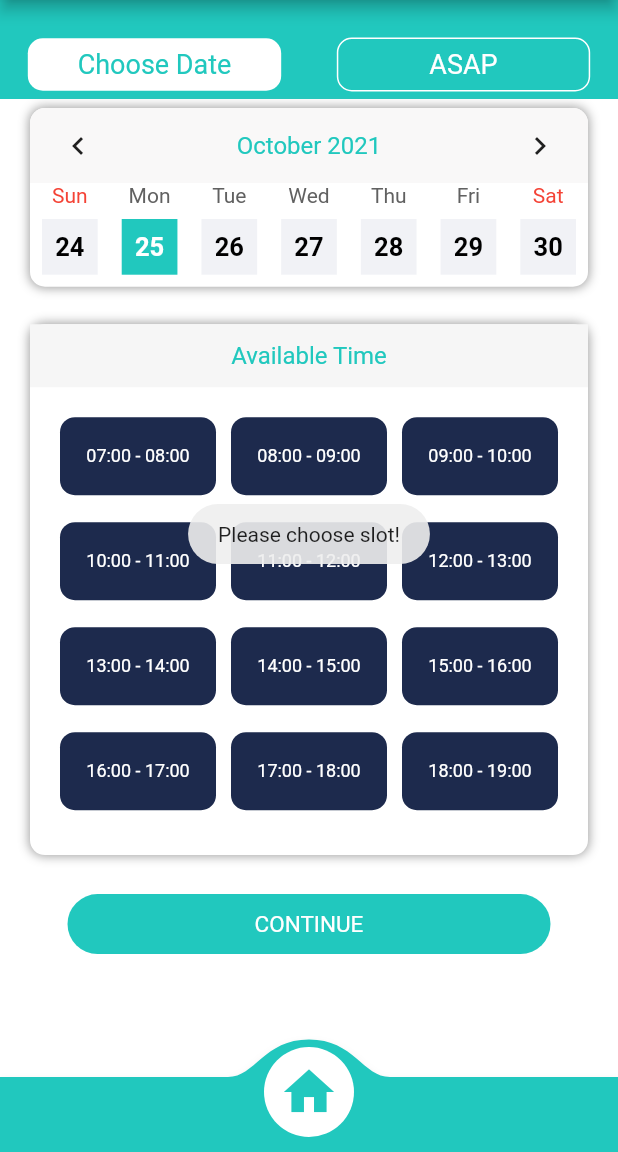
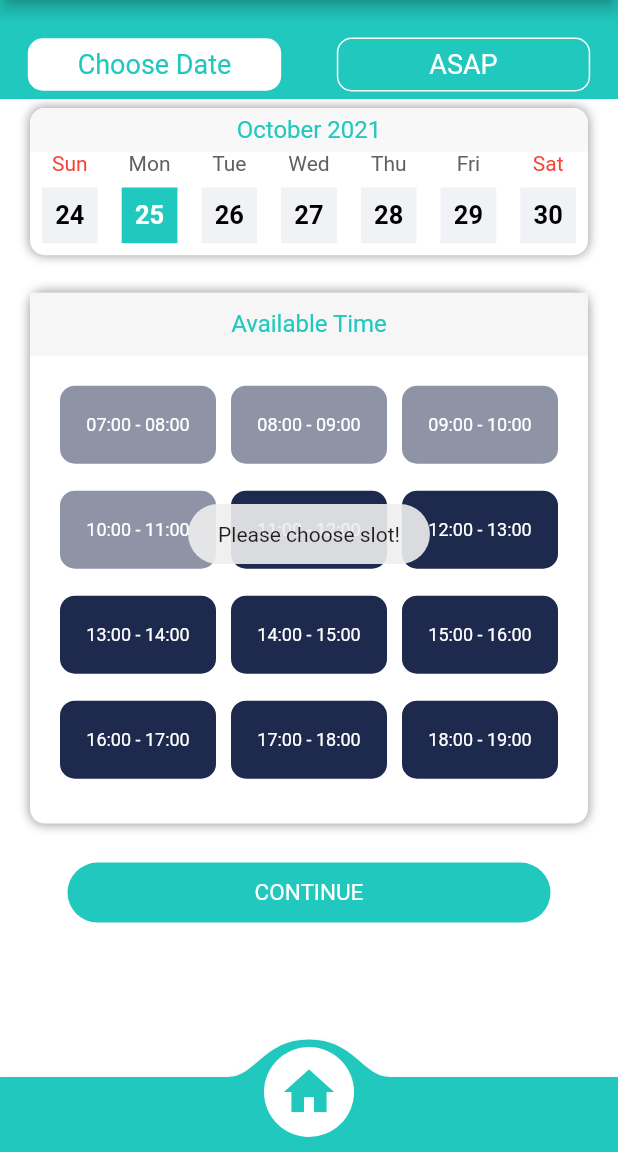
Before and after one commit to snehaagrawal070301/homelabz, a Flutter app: the ChooseDateScreen screen opened directly, after a tap on "CONTINUE", on a phone screen of 412 x 824 dp, the part 84-1236 px from its top. Run offline on Flutter 3.47's test engine with Material 2 defaults, Android fonts, the phone set to English and light mode, and no system bars; drawn by our look-alikes of convex_bottom_bar, table_calendar; our stand-ins replace fluttertoast, image_picker, intl_phone_field, progress_dialog, shared_preferences; missing offline and left inert: stripe_payment; accounts and stored records are empty.

Commit message:
commit changes

```diff
--- a/lib/Screens/ChooseDateScreen.dart
+++ b/lib/Screens/ChooseDateScreen.dart
@@ -22,16 +22,30 @@ class ChooseDateScreenState extends State<ChooseDateScreen> {
   int index = -1;
   CalendarController _controller;
   List<TimeSlot> slots = [];
-  String convertedDateTime;
-
+  String convertedDateTime="${DateTime.now().year.toString()}-${DateTime.now().month.toString().padLeft(2, '0')}-${DateTime.now().day.toString().padLeft(2, '0')}";
+  int temp;
+  DateTime today = DateTime.now();
+  DateTime initialDay;
+  DateTime endingDay;
+  DateTime findFirstDateOfTheWeek(DateTime dateTime) {
+    initialDay=dateTime.subtract(Duration(days: dateTime.weekday - 1));
+    return dateTime.subtract(Duration(days: dateTime.weekday - 1));
+  }
+  DateTime findLastDateOfTheWeek(DateTime dateTime) {
+    endingDay=dateTime.add(Duration(days: DateTime.daysPerWeek - dateTime.weekday));
+    return dateTime.add(Duration(days: DateTime.daysPerWeek - dateTime.weekday));
+  }
   @override
   void initState() {
     super.initState();
     _controller = CalendarController();
     fillDataInList();
+    print(findFirstDateOfTheWeek(today));
+    print(findLastDateOfTheWeek(today));
   }
 
   void fillDataInList() {
+    DateTime today = DateTime.now();
     slots.add(TimeSlot("07:00", "08:00"));
     slots.add(TimeSlot("08:00", "09:00"));
     slots.add(TimeSlot("09:00", "10:00"));
@@ -164,9 +178,12 @@ class ChooseDateScreenState extends State<ChooseDateScreen> {
                               )
                             ]),
                         child: TableCalendar(
-                          startDay: DateTime.now(),
+                          availableGestures: AvailableGestures.none,
+                          startDay: initialDay,
+                         endDay: endingDay,
                           initialCalendarFormat: CalendarFormat.week,
                           calendarStyle: CalendarStyle(
+                            //renderDaysOfWeek: false,
                               highlightToday: false,
                               holidayStyle: TextStyle(
                                   color: Color(ColorValues.BLACK_COLOR)),
@@ -178,7 +195,10 @@ class ChooseDateScreenState extends State<ChooseDateScreen> {
                               selectedStyle: TextStyle(
                                   color: Color(ColorValues.WHITE_COLOR))),
                           headerStyle: HeaderStyle(
-                            headerPadding: EdgeInsets.symmetric(vertical: 1),
+                            //formatButtonShowsNext: false,
+                            leftChevronVisible: false,
+                            rightChevronVisible: false,
+                            headerPadding: EdgeInsets.symmetric(vertical: 5),
                             titleTextStyle: TextStyle(
                                 color: Color(ColorValues.THEME_COLOR),
                                 fontFamily: "Regular",
@@ -259,6 +279,7 @@ class ChooseDateScreenState extends State<ChooseDateScreen> {
                              color: Color(0xffF6F6F6),
                              child: Center(child: Text("Available Time",style: TextStyle(color: Color(ColorValues.THEME_COLOR),fontFamily: "Regular",fontSize: 16),textAlign: TextAlign.center,)),
                            ),
+
                         Container(
                           margin: EdgeInsets.all(20.0),
                           height: MediaQuery.of(context).size.height * 0.33,
@@ -275,7 +296,9 @@ class ChooseDateScreenState extends State<ChooseDateScreen> {
                               ),
                               itemCount: slots.length,
                               itemBuilder: (BuildContext ctx, pos) {
-                                return GestureDetector(
+                                return
+                                  1==validateSlot(convertedDateTime, slots[pos].startTime+":00")?
+                                      GestureDetector(
                                   onTap: () async {
                                     setState(() {
                                       print(pos);
@@ -283,7 +306,8 @@ class ChooseDateScreenState extends State<ChooseDateScreen> {
                                       // CELL_COLOR= const Color(0xff21C8BE);
                                     });
                                   },
-                                  child: index == pos
+                                  child:
+                                  index == pos
                                       ? Container(
                                           width: 30,
                                           height: 20,
@@ -356,6 +380,42 @@ class ChooseDateScreenState extends State<ChooseDateScreen> {
                                             ],
                                           ),
                                         ),
+                                ):
+                                Container(
+                                  width: 30,
+                                  height: 20,
+                                  decoration: BoxDecoration(
+                                      color:
+                                      Color(ColorValues.CELL_COLOR).withOpacity(0.5),
+                                      borderRadius:
+                                      BorderRadius.circular(10)),
+                                  child: Row(
+                                    mainAxisAlignment:
+                                    MainAxisAlignment.center,
+                                    children: [
+                                      Text(
+                                        slots[pos].startTime,
+                                        style: TextStyle(
+                                            color: Color(
+                                                ColorValues.WHITE_COLOR),
+                                            fontSize: 12),
+                                      ),
+                                      Text(
+                                        " - ",
+                                        style: TextStyle(
+                                            color: Color(
+                                                ColorValues.WHITE_COLOR),
+                                            fontSize: 12),
+                                      ),
+                                      Text(
+                                        slots[pos].endTime,
+                                        style: TextStyle(
+                                            color: Color(
+                                                ColorValues.WHITE_COLOR),
+                                            fontSize: 12),
+                                      )
+                                    ],
+                                  ),
                                 );
                               }),
                         ),
@@ -437,11 +497,14 @@ class ChooseDateScreenState extends State<ChooseDateScreen> {
       showToast("Please choose slot!");
     } else {
       String slot = slots[index].startTime+":00";
-      validateSlot(convertedDateTime,slot);
+      Navigator.push(
+          context,
+          MaterialPageRoute(
+              builder: (context) => BookingScreen(convertedDateTime, slot)));
     }
   }
 
-  void validateSlot(String time, String slot) {
+  int validateSlot(String time, String slot) {
     // validate slot time with current time
 
     String input = time+" "+slot;
@@ -449,12 +512,14 @@ class ChooseDateScreenState extends State<ChooseDateScreen> {
     DateTime currentDateTime = DateTime.now();
 
     if(tempDate.compareTo(currentDateTime)==1) {
+      return 1;
       Navigator.push(
           context,
           MaterialPageRoute(
               builder: (context) => BookingScreen(convertedDateTime, slot)));
     }else{
-      showToast("You can not select past time!");
+      return 0;
+//      showToast("You can not select past time!");
     }
   }
 }
```
